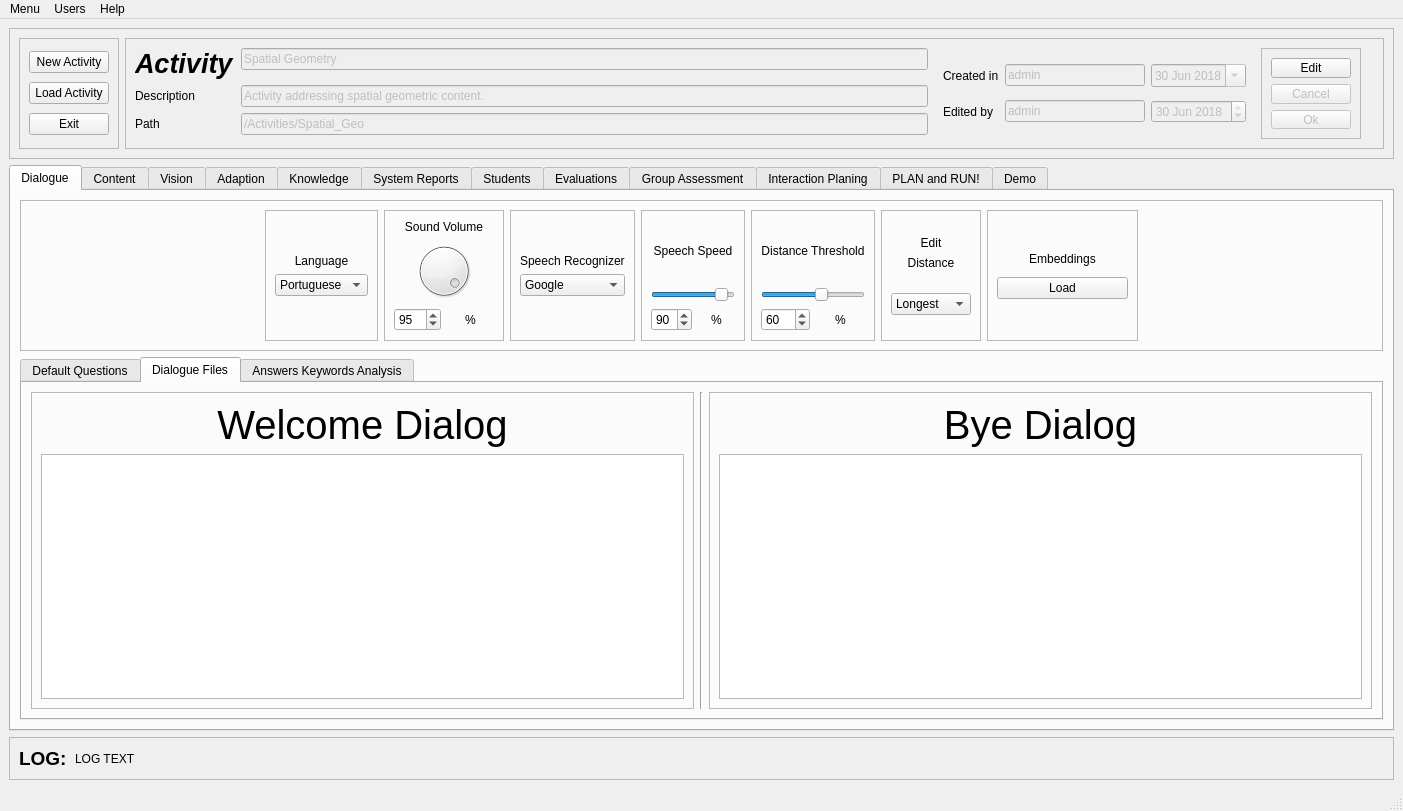
Before: the Qt Designer form Arch_2_1/GUI/activities_Manager.ui in LAR-Educational/Architecture_v2_0, drawn with Qt 5.
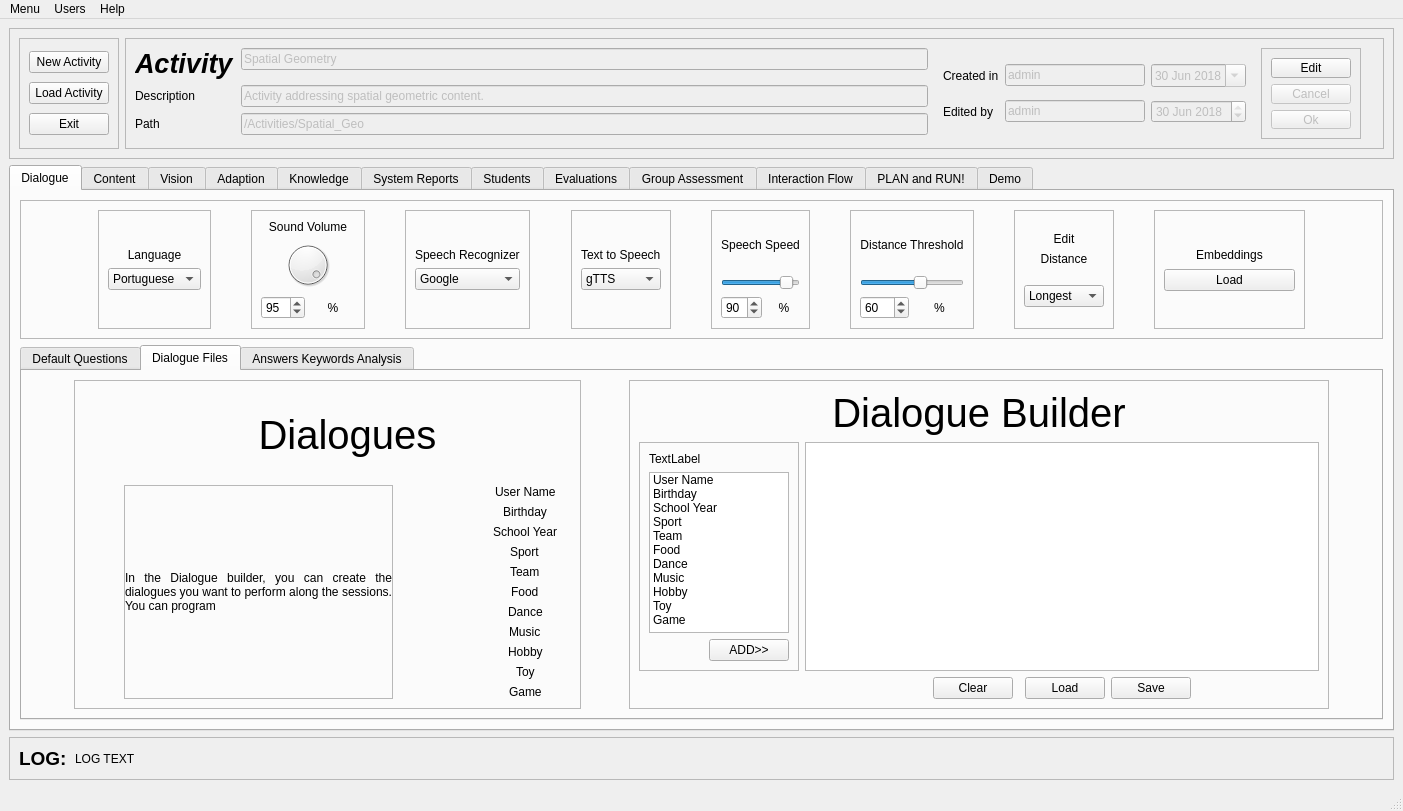
After: the same form once the commit is applied. Icons and pictures are not drawn.

```diff
--- a/Arch_2_1/GUI/activities_Manager.ui
+++ b/Arch_2_1/GUI/activities_Manager.ui
@@ -343,6 +343,19 @@
            <enum>QFrame::Raised</enum>
           </property>
           <layout class="QHBoxLayout" name="horizontalLayout_3">
+           <item>
+            <spacer name="horizontalSpacer_59">
+             <property name="orientation">
+              <enum>Qt::Horizontal</enum>
+             </property>
+             <property name="sizeHint" stdset="0">
+              <size>
+               <width>40</width>
+               <height>20</height>
+              </size>
+             </property>
+            </spacer>
+           </item>
            <item>
             <spacer name="horizontalSpacer_10">
              <property name="orientation">
@@ -418,6 +431,19 @@
              </layout>
             </widget>
            </item>
+           <item>
+            <spacer name="horizontalSpacer_30">
+             <property name="orientation">
+              <enum>Qt::Horizontal</enum>
+             </property>
+             <property name="sizeHint" stdset="0">
+              <size>
+               <width>40</width>
+               <height>20</height>
+              </size>
+             </property>
+            </spacer>
+           </item>
            <item>
             <widget class="QFrame" name="frame_29">
              <property name="frameShape">
@@ -478,6 +504,19 @@
              </layout>
             </widget>
            </item>
+           <item>
+            <spacer name="horizontalSpacer_52">
+             <property name="orientation">
+              <enum>Qt::Horizontal</enum>
+             </property>
+             <property name="sizeHint" stdset="0">
+              <size>
+               <width>40</width>
+               <height>20</height>
+              </size>
+             </property>
+            </spacer>
+           </item>
            <item>
             <widget class="QFrame" name="frame_14">
              <property name="frameShape">
@@ -537,6 +576,96 @@
              </layout>
             </widget>
            </item>
+           <item>
+            <spacer name="horizontalSpacer_54">
+             <property name="orientation">
+              <enum>Qt::Horizontal</enum>
+             </property>
+             <property name="sizeHint" stdset="0">
+              <size>
+               <width>40</width>
+               <height>20</height>
+              </size>
+             </property>
+            </spacer>
+           </item>
+           <item>
+            <widget class="QFrame" name="frame_48">
+             <property name="frameShape">
+              <enum>QFrame::StyledPanel</enum>
+             </property>
+             <property name="frameShadow">
+              <enum>QFrame::Raised</enum>
+             </property>
+             <layout class="QVBoxLayout" name="verticalLayout_9">
+              <item>
+               <spacer name="verticalSpacer_55">
+                <property name="orientation">
+                 <enum>Qt::Vertical</enum>
+                </property>
+                <property name="sizeHint" stdset="0">
+                 <size>
+                  <width>20</width>
+                  <height>40</height>
+                 </size>
+                </property>
+               </spacer>
+              </item>
+              <item>
+               <widget class="QLabel" name="label_79">
+                <property name="text">
+                 <string>Text to Speech</string>
+                </property>
+               </widget>
+              </item>
+              <item>
+               <widget class="QComboBox" name="comboBox_5">
+                <item>
+                 <property name="text">
+                  <string>gTTS</string>
+                 </property>
+                </item>
+                <item>
+                 <property name="text">
+                  <string>Watson</string>
+                 </property>
+                </item>
+                <item>
+                 <property name="text">
+                  <string>NAO</string>
+                 </property>
+                </item>
+               </widget>
+              </item>
+              <item>
+               <spacer name="verticalSpacer_56">
+                <property name="orientation">
+                 <enum>Qt::Vertical</enum>
+                </property>
+                <property name="sizeHint" stdset="0">
+                 <size>
+                  <width>20</width>
+                  <height>40</height>
+                 </size>
+                </property>
+               </spacer>
+              </item>
+             </layout>
+            </widget>
+           </item>
+           <item>
+            <spacer name="horizontalSpacer_61">
+             <property name="orientation">
+              <enum>Qt::Horizontal</enum>
+             </property>
+             <property name="sizeHint" stdset="0">
+              <size>
+               <width>40</width>
+               <height>20</height>
+              </size>
+             </property>
+            </spacer>
+           </item>
            <item>
             <widget class="QFrame" name="frame_44">
              <property name="frameShape">
@@ -592,6 +721,19 @@
              </layout>
             </widget>
            </item>
+           <item>
+            <spacer name="horizontalSpacer_55">
+             <property name="orientation">
+              <enum>Qt::Horizontal</enum>
+             </property>
+             <property name="sizeHint" stdset="0">
+              <size>
+               <width>40</width>
+               <height>20</height>
+              </size>
+             </property>
+            </spacer>
+           </item>
            <item>
             <widget class="QFrame" name="frame_16">
              <property name="frameShape">
@@ -653,6 +795,19 @@
              </layout>
             </widget>
            </item>
+           <item>
+            <spacer name="horizontalSpacer_56">
+             <property name="orientation">
+              <enum>Qt::Horizontal</enum>
+             </property>
+             <property name="sizeHint" stdset="0">
+              <size>
+               <width>40</width>
+               <height>20</height>
+              </size>
+             </property>
+            </spacer>
+           </item>
            <item>
             <widget class="QFrame" name="frame_15">
              <property name="frameShape">
@@ -738,6 +893,19 @@
              </layout>
             </widget>
            </item>
+           <item>
+            <spacer name="horizontalSpacer_57">
+             <property name="orientation">
+              <enum>Qt::Horizontal</enum>
+             </property>
+             <property name="sizeHint" stdset="0">
+              <size>
+               <width>40</width>
+               <height>20</height>
+              </size>
+             </property>
+            </spacer>
+           </item>
            <item>
             <widget class="QFrame" name="frame_55">
              <property name="minimumSize">
@@ -812,6 +980,19 @@
              </layout>
             </widget>
            </item>
+           <item>
+            <spacer name="horizontalSpacer_58">
+             <property name="orientation">
+              <enum>Qt::Horizontal</enum>
+             </property>
+             <property name="sizeHint" stdset="0">
+              <size>
+               <width>40</width>
+               <height>20</height>
+              </size>
+             </property>
+            </spacer>
+           </item>
            <item>
             <spacer name="horizontalSpacer_3">
              <property name="orientation">
@@ -924,8 +1105,14 @@
             <string>Dialogue Files</string>
            </attribute>
            <layout class="QGridLayout" name="gridLayout_15">
-            <item row="0" column="0">
+            <item row="0" column="1" rowspan="2">
              <widget class="QFrame" name="frame_11">
+              <property name="minimumSize">
+               <size>
+                <width>500</width>
+                <height>0</height>
+               </size>
+              </property>
               <property name="frameShape">
                <enum>QFrame::StyledPanel</enum>
               </property>
@@ -933,7 +1120,187 @@
                <enum>QFrame::Raised</enum>
               </property>
               <layout class="QGridLayout" name="gridLayout_16">
-               <item row="0" column="0">
+               <item row="1" column="5">
+                <layout class="QFormLayout" name="formLayout_4">
+                 <property name="fieldGrowthPolicy">
+                  <enum>QFormLayout::AllNonFixedFieldsGrow</enum>
+                 </property>
+                 <property name="labelAlignment">
+                  <set>Qt::AlignCenter</set>
+                 </property>
+                 <property name="formAlignment">
+                  <set>Qt::AlignHCenter|Qt::AlignTop</set>
+                 </property>
+                 <item row="0" column="0">
+                  <widget class="QLabel" name="label_168">
+                   <property name="text">
+                    <string>User Name</string>
+                   </property>
+                  </widget>
+                 </item>
+                 <item row="0" column="1">
+                  <widget class="QLabel" name="label_169">
+                   <property name="text">
+                    <string>&lt;name&gt;</string>
+                   </property>
+                  </widget>
+                 </item>
+                 <item row="1" column="0">
+                  <widget class="QLabel" name="label_170">
+                   <property name="text">
+                    <string>Birthday</string>
+                   </property>
+                  </widget>
+                 </item>
+                 <item row="2" column="0">
+                  <widget class="QLabel" name="label_195">
+                   <property name="text">
+                    <string>School Year</string>
+                   </property>
+                  </widget>
+                 </item>
+                 <item row="3" column="0">
+                  <widget class="QLabel" name="label_196">
+                   <property name="text">
+                    <string>Sport</string>
+                   </property>
+                  </widget>
+                 </item>
+                 <item row="4" column="0">
+                  <widget class="QLabel" name="label_206">
+                   <property name="text">
+                    <string>Team</string>
+                   </property>
+                  </widget>
+                 </item>
+                 <item row="5" column="0">
+                  <widget class="QLabel" name="label_210">
+                   <property name="text">
+                    <string>Food</string>
+                   </property>
+                  </widget>
+                 </item>
+                 <item row="6" column="0">
+                  <widget class="QLabel" name="label_214">
+                   <property name="text">
+                    <string>Dance</string>
+                   </property>
+                  </widget>
+                 </item>
+                 <item row="7" column="0">
+                  <widget class="QLabel" name="label_215">
+                   <property name="text">
+                    <string>Music</string>
+                   </property>
+                  </widget>
+                 </item>
+                 <item row="8" column="0">
+                  <widget class="QLabel" name="label_216">
+                   <property name="text">
+                    <string>Hobby</string>
+                   </property>
+                  </widget>
+                 </item>
+                 <item row="9" column="0">
+                  <widget class="QLabel" name="label_217">
+                   <property name="text">
+                    <string>Toy</string>
+                   </property>
+                  </widget>
+                 </item>
+                 <item row="10" column="0">
+                  <widget class="QLabel" name="label_218">
+                   <property name="text">
+                    <string>Game</string>
+                   </property>
+                  </widget>
+                 </item>
+                 <item row="1" column="1">
+                  <widget class="QLabel" name="label_219">
+                   <property name="text">
+                    <string>&lt;bday&gt;</string>
+                   </property>
+                  </widget>
+                 </item>
+                 <item row="2" column="1">
+                  <widget class="QLabel" name="label_220">
+                   <property name="text">
+                    <string>&lt;school&gt;</string>
+                   </property>
+                  </widget>
+                 </item>
+                 <item row="3" column="1">
+                  <widget class="QLabel" name="label_221">
+                   <property name="text">
+                    <string>&lt;sport&gt;</string>
+                   </property>
+                  </widget>
+                 </item>
+                 <item row="4" column="1">
+                  <widget class="QLabel" name="label_222">
+                   <property name="text">
+                    <string>&lt;team&gt;</string>
+                   </property>
+                  </widget>
+                 </item>
+                 <item row="5" column="1">
+                  <widget class="QLabel" name="label_223">
+                   <property name="text">
+                    <string>&lt;food&gt;</string>
+                   </property>
+                  </widget>
+                 </item>
+                 <item row="6" column="1">
+                  <widget class="QLabel" name="label_224">
+                   <property name="text">
+                    <string>&lt;dance&gt;</string>
+                   </property>
+                  </widget>
+                 </item>
+                 <item row="7" column="1">
+                  <widget class="QLabel" name="label_225">
+                   <property name="text">
+                    <string>&lt;music&gt;</string>
+                   </property>
+                  </widget>
+                 </item>
+                 <item row="8" column="1">
+                  <widget class="QLabel" name="label_226">
+                   <property name="text">
+                    <string>&lt;hobby&gt;</string>
+                   </property>
+                  </widget>
+                 </item>
+                 <item row="9" column="1">
+                  <widget class="QLabel" name="label_232">
+                   <property name="text">
+                    <string>&lt;toy&gt;</string>
+                   </property>
+                  </widget>
+                 </item>
+                 <item row="10" column="1">
+                  <widget class="QLabel" name="label_234">
+                   <property name="text">
+                    <string>&lt;game&gt;</string>
+                   </property>
+                  </widget>
+                 </item>
+                </layout>
+               </item>
+               <item row="1" column="4">
+                <spacer name="horizontalSpacer_64">
+                 <property name="orientation">
+                  <enum>Qt::Horizontal</enum>
+                 </property>
+                 <property name="sizeHint" stdset="0">
+                  <size>
+                   <width>40</width>
+                   <height>20</height>
+                  </size>
+                 </property>
+                </spacer>
+               </item>
+               <item row="0" column="2" colspan="4">
                 <widget class="QLabel" name="label_33">
                  <property name="font">
                   <font>
@@ -942,28 +1309,53 @@
                   </font>
                  </property>
                  <property name="text">
-                  <string>Welcome Dialog</string>
+                  <string>Dialogues</string>
                  </property>
                  <property name="alignment">
                   <set>Qt::AlignCenter</set>
                  </property>
                 </widget>
                </item>
-               <item row="1" column="0">
-                <widget class="QTextEdit" name="dialog_welcome_textEdit"/>
+               <item row="1" column="2" colspan="2">
+                <widget class="QLabel" name="label_167">
+                 <property name="frameShape">
+                  <enum>QFrame::StyledPanel</enum>
+                 </property>
+                 <property name="text">
+                  <string>In the Dialogue builder, you can create the dialogues you want to perform along the sessions. You can program </string>
+                 </property>
+                 <property name="alignment">
+                  <set>Qt::AlignJustify|Qt::AlignVCenter</set>
+                 </property>
+                 <property name="wordWrap">
+                  <bool>true</bool>
+                 </property>
+                </widget>
+               </item>
+               <item row="1" column="1">
+                <spacer name="horizontalSpacer_63">
+                 <property name="orientation">
+                  <enum>Qt::Horizontal</enum>
+                 </property>
+                 <property name="sizeHint" stdset="0">
+                  <size>
+                   <width>40</width>
+                   <height>20</height>
+                  </size>
+                 </property>
+                </spacer>
                </item>
               </layout>
              </widget>
             </item>
-            <item row="0" column="1">
-             <widget class="Line" name="line">
-              <property name="orientation">
-               <enum>Qt::Vertical</enum>
-              </property>
-             </widget>
-            </item>
-            <item row="0" column="2">
+            <item row="0" column="3" rowspan="2">
              <widget class="QFrame" name="frame_12">
+              <property name="minimumSize">
+               <size>
+                <width>700</width>
+                <height>0</height>
+               </size>
+              </property>
               <property name="frameShape">
                <enum>QFrame::StyledPanel</enum>
               </property>
@@ -971,7 +1363,156 @@
                <enum>QFrame::Raised</enum>
               </property>
               <layout class="QGridLayout" name="gridLayout_17">
-               <item row="0" column="0">
+               <item row="2" column="4">
+                <widget class="QPushButton" name="diag_builder_load_button">
+                 <property name="text">
+                  <string>Load</string>
+                 </property>
+                </widget>
+               </item>
+               <item row="2" column="1">
+                <spacer name="horizontalSpacer_47">
+                 <property name="orientation">
+                  <enum>Qt::Horizontal</enum>
+                 </property>
+                 <property name="sizeHint" stdset="0">
+                  <size>
+                   <width>40</width>
+                   <height>20</height>
+                  </size>
+                 </property>
+                </spacer>
+               </item>
+               <item row="2" column="6">
+                <spacer name="horizontalSpacer_50">
+                 <property name="orientation">
+                  <enum>Qt::Horizontal</enum>
+                 </property>
+                 <property name="sizeHint" stdset="0">
+                  <size>
+                   <width>40</width>
+                   <height>20</height>
+                  </size>
+                 </property>
+                </spacer>
+               </item>
+               <item row="1" column="1" colspan="6">
+                <widget class="QTextEdit" name="diag_builder_textEdit"/>
+               </item>
+               <item row="1" column="0">
+                <widget class="QFrame" name="frame_50">
+                 <property name="maximumSize">
+                  <size>
+                   <width>160</width>
+                   <height>16777215</height>
+                  </size>
+                 </property>
+                 <property name="frameShape">
+                  <enum>QFrame::StyledPanel</enum>
+                 </property>
+                 <property name="frameShadow">
+                  <enum>QFrame::Raised</enum>
+                 </property>
+                 <layout class="QGridLayout" name="gridLayout_86">
+                  <item row="2" column="1">
+                   <widget class="QPushButton" name="diag_tag_button">
+                    <property name="text">
+                     <string>ADD&gt;&gt;</string>
+                    </property>
+                   </widget>
+                  </item>
+                  <item row="2" column="0">
+                   <spacer name="horizontalSpacer_62">
+                    <property name="orientation">
+                     <enum>Qt::Horizontal</enum>
+                    </property>
+                    <property name="sizeHint" stdset="0">
+                     <size>
+                      <width>40</width>
+                      <height>20</height>
+                     </size>
+                    </property>
+                   </spacer>
+                  </item>
+                  <item row="1" column="0" colspan="2">
+                   <widget class="QListWidget" name="diag_tag_list">
+                    <property name="maximumSize">
+                     <size>
+                      <width>150</width>
+                      <height>16777215</height>
+                     </size>
+                    </property>
+                    <property name="frameShadow">
+                     <enum>QFrame::Raised</enum>
+                    </property>
+                    <item>
+                     <property name="text">
+                      <string>User Name</string>
+                     </property>
+                    </item>
+                    <item>
+                     <property name="text">
+                      <string>Birthday</string>
+                     </property>
+                    </item>
+                    <item>
+                     <property name="text">
+                      <string>School Year</string>
+                     </property>
+                    </item>
+                    <item>
+                     <property name="text">
+                      <string>Sport</string>
+                     </property>
+                    </item>
+                    <item>
+                     <property name="text">
+                      <string>Team</string>
+                     </property>
+                    </item>
+                    <item>
+                     <property name="text">
+                      <string>Food</string>
+                     </property>
+                    </item>
+                    <item>
+                     <property name="text">
+                      <string>Dance</string>
+                     </property>
+                    </item>
+                    <item>
+                     <property name="text">
+                      <string>Music</string>
+                     </property>
+                    </item>
+                    <item>
+                     <property name="text">
+                      <string>Hobby</string>
+                     </property>
+                    </item>
+                    <item>
+                     <property name="text">
+                      <string>Toy</string>
+                     </property>
+                    </item>
+                    <item>
+                     <property name="text">
+                      <string>Game</string>
+                     </property>
+                    </item>
+                   </widget>
+                  </item>
+                  <item row="0" column="0" colspan="2">
+                   <widget class="QLabel" name="label_158">
+                    <property name="text">
+                     <string>TextLabel</string>
+                    </property>
+                   </widget>
+                  </item>
+                 </layout>
+                </widget>
+               </item>
+               <item row="0" column="0" colspan="7">
                 <widget class="QLabel" name="label_35">
                  <property name="font">
                   <font>
@@ -980,19 +1521,69 @@
                   </font>
                  </property>
                  <property name="text">
-                  <string>Bye Dialog</string>
+                  <string>Dialogue Builder</string>
                  </property>
                  <property name="alignment">
                   <set>Qt::AlignCenter</set>
                  </property>
                 </widget>
                </item>
-               <item row="1" column="0">
-                <widget class="QTextEdit" name="dialog_bye_textEdit"/>
+               <item row="2" column="2">
+                <widget class="QPushButton" name="diag_builder_clear_button">
+                 <property name="text">
+                  <string>Clear</string>
+                 </property>
+                </widget>
+               </item>
+               <item row="2" column="5">
+                <widget class="QPushButton" name="diag_builder_save_button">
+                 <property name="text">
+                  <string>Save</string>
+                 </property>
+                </widget>
                </item>
               </layout>
              </widget>
             </item>
+            <item row="0" column="2">
+             <spacer name="horizontalSpacer_51">
+              <property name="orientation">
+               <enum>Qt::Horizontal</enum>
+              </property>
+              <property name="sizeHint" stdset="0">
+               <size>
+                <width>40</width>
+                <height>20</height>
+               </size>
+              </property>
+             </spacer>
+            </item>
+            <item row="0" column="5">
+             <spacer name="horizontalSpacer_53">
+              <property name="orientation">
+               <enum>Qt::Horizontal</enum>
+              </property>
+              <property name="sizeHint" stdset="0">
+               <size>
+                <width>40</width>
+                <height>20</height>
+               </size>
+              </property>
+             </spacer>
+            </item>
+            <item row="0" column="0">
+             <spacer name="horizontalSpacer_49">
+              <property name="orientation">
+               <enum>Qt::Horizontal</enum>
+              </property>
+              <property name="sizeHint" stdset="0">
+               <size>
+                <width>40</width>
+                <height>20</height>
+               </size>
+              </property>
+             </spacer>
+            </item>
            </layout>
           </widget>
           <widget class="QWidget" name="tab_9">
@@ -6883,7 +7474,7 @@
       </widget>
       <widget class="QWidget" name="tab">
        <attribute name="title">
-        <string>Interaction Planing</string>
+        <string>Interaction Flow</string>
        </attribute>
        <layout class="QHBoxLayout" name="horizontalLayout_18">
         <item>
@@ -7746,7 +8337,7 @@
             </spacer>
            </item>
            <item>
-            <widget class="QFrame" name="frame_50">
+            <widget class="QFrame" name="run_connection_frame">
              <property name="frameShape">
               <enum>QFrame::StyledPanel</enum>
              </property>
@@ -8462,8 +9053,17 @@
            <enum>QFrame::Raised</enum>
           </property>
           <layout class="QGridLayout" name="gridLayout_2">
-           <item row="0" column="1">
-            <widget class="QFrame" name="frame_48">
+           <item row="1" column="1">
+            <widget class="QFrame" name="run_frame_robot_view">
+             <property name="enabled">
+              <bool>false</bool>
+             </property>
+             <property name="maximumSize">
+              <size>
+               <width>340</width>
+               <height>16777215</height>
+              </size>
+             </property>
              <property name="font">
               <font>
                <family>Ubuntu</family>
@@ -9374,56 +9974,7 @@
            </property>
            <layout class="QVBoxLayout" name="verticalLayout_18">
             <item>
-             <widget class="QPushButton" name="run_load_pushButton">
-              <property name="text">
-               <string>Load</string>
-              </property>
-             </widget>
-            </item>
-            <item>
-             <widget class="QPushButton" name="run_facerecog_pushButton">
-              <property name="enabled">
-               <bool>false</bool>
-              </property>
-              <property name="text">
-               <string>Recognize</string>
-              </property>
-             </widget>
-            </item>
-            <item>
-             <widget class="QPushButton" name="run_emotion_pushButton">
-              <property name="text">
-               <string>Emotion</string>
-              </property>
-             </widget>
-            </item>
-           </layout>
-          </widget>
-         </item>
-         <item>
-          <spacer name="verticalSpacer_46">
-           <property name="orientation">
-            <enum>Qt::Vertical</enum>
-           </property>
-           <property name="sizeHint" stdset="0">
-            <size>
-             <width>20</width>
-             <height>40</height>
-            </size>
-           </property>
-          </spacer>
-         </item>
-         <item>
-          <widget class="QFrame" name="frame_76">
-           <property name="frameShape">
-            <enum>QFrame::StyledPanel</enum>
-           </property>
-           <property name="frameShadow">
-            <enum>QFrame::Raised</enum>
-           </property>
-           <layout class="QVBoxLayout" name="verticalLayout_17">
-            <item>
-             <widget class="QLabel" name="label_79">
+             <widget class="QLabel" name="label_443">
               <property name="text">
                <string>Picture's Name</string>
               </property>
```
Left out of the diff: 1638 changed lines with no effect on the pictures.
